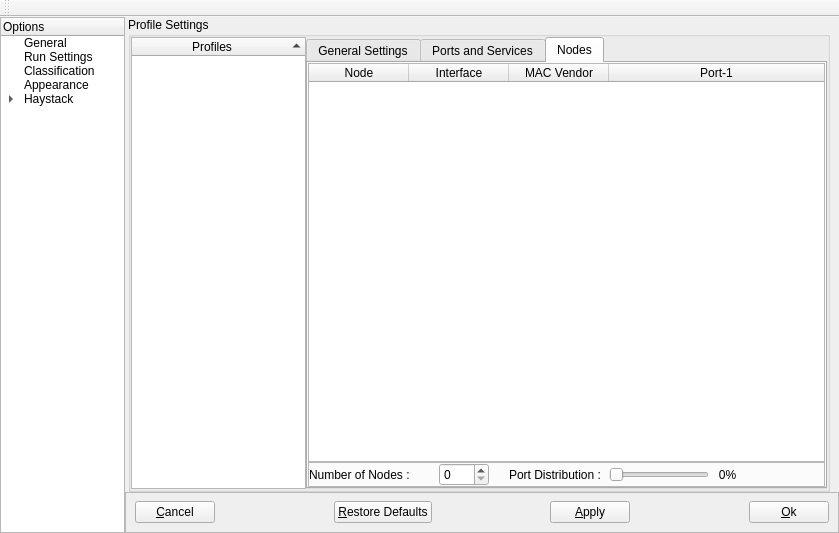
The window that NovaGUI/UI/novaconfig.ui (altf4/Nova) describes before a commit, drawn with Qt 5.
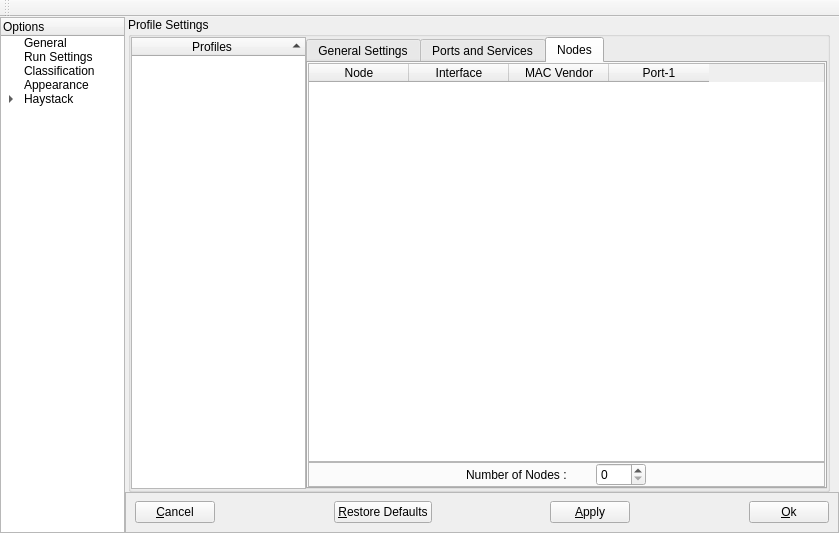
The same window after the commit. The open tabs and pages were chosen to show the change.

```diff
--- a/NovaGUI/UI/novaconfig.ui
+++ b/NovaGUI/UI/novaconfig.ui
@@ -2630,11 +2630,11 @@
                      <height>321</height>
                     </size>
                    </property>
-                   <attribute name="horizontalHeaderStretchLastSection">
-                    <bool>true</bool>
+                   <attribute name="verticalHeaderVisible">
+                    <bool>false</bool>
                    </attribute>
-                   <attribute name="horizontalHeaderStretchLastSection">
-                    <bool>true</bool>
+                   <attribute name="verticalHeaderVisible">
+                    <bool>false</bool>
                    </attribute>
                    <column>
                     <property name="text">
@@ -2749,51 +2749,6 @@
                       </property>
                      </spacer>
                     </item>
-                    <item>
-                     <widget class="QLabel" name="portAllocLabel">
-                      <property name="sizePolicy">
-                       <sizepolicy hsizetype="Fixed" vsizetype="Preferred">
-                        <horstretch>0</horstretch>
-                        <verstretch>0</verstretch>
-                       </sizepolicy>
-                      </property>
-                      <property name="minimumSize">
-                       <size>
-                        <width>100</width>
-                        <height>0</height>
-                       </size>
-                      </property>
-                      <property name="text">
-                       <string>Port Distribution : </string>
-                      </property>
-                     </widget>
-                    </item>
-                    <item>
-                     <widget class="QSlider" name="portSlider1">
-                      <property name="sizePolicy">
-                       <sizepolicy hsizetype="Fixed" vsizetype="Fixed">
-                        <horstretch>0</horstretch>
-                        <verstretch>0</verstretch>
-                       </sizepolicy>
-                      </property>
-                      <property name="minimumSize">
-                       <size>
-                        <width>100</width>
-                        <height>0</height>
-                       </size>
-                      </property>
-                      <property name="orientation">
-                       <enum>Qt::Horizontal</enum>
-                      </property>
-                     </widget>
-                    </item>
-                    <item>
-                     <widget class="QLabel" name="portDistPerc">
-                      <property name="text">
-                       <string>   0%</string>
-                      </property>
-                     </widget>
-                    </item>
                    </layout>
                   </widget>
                  </item>
```
Left out of the diff: 18 changed lines with no effect on the pictures.
